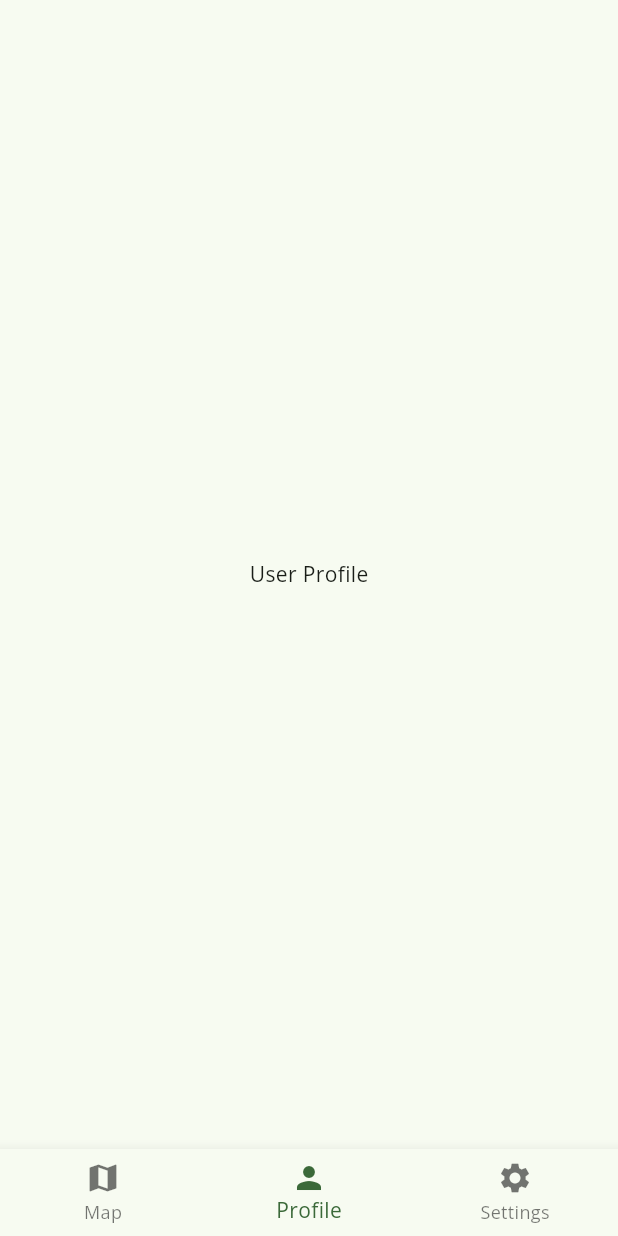
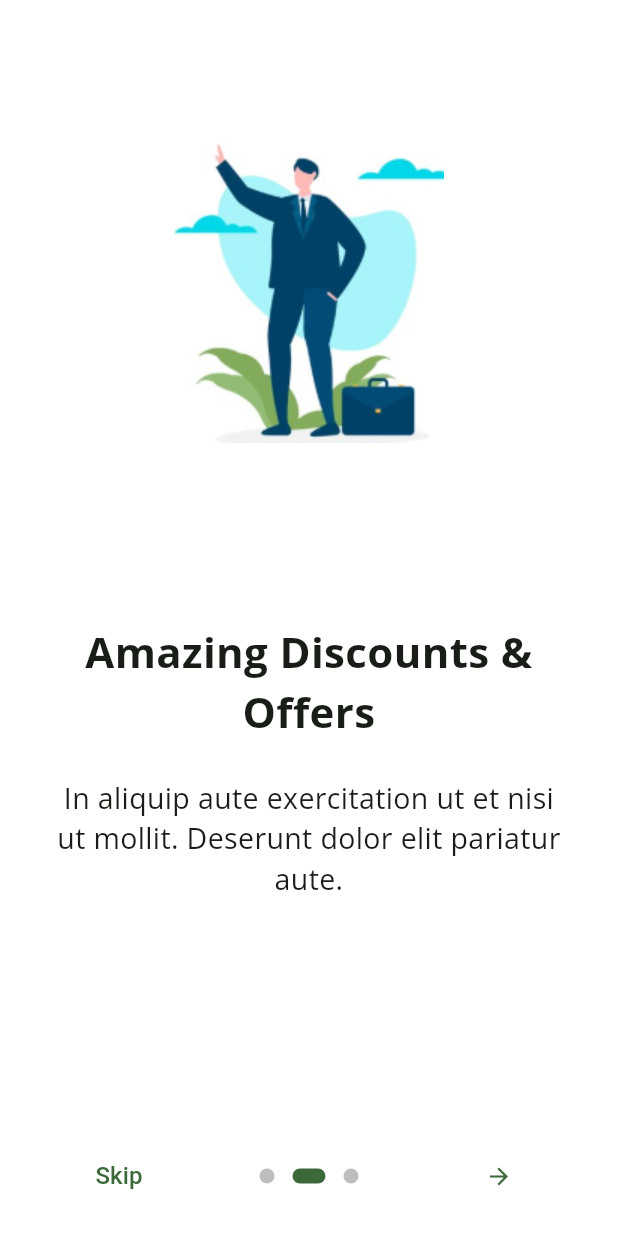
Before and after one commit to Antonio-Naoki/UBIKO_DEMO, a Flutter app: the screen it shows after launch, swiped to page 2, on a phone screen of 412 x 824 dp. Run offline on Flutter 3.47's test engine with Material 3 defaults, Android fonts, the phone set to English and light mode, and no system bars; drawn by our look-alikes of introduction_screen; our stand-ins replace bloc, dartz, equatable, flutter_bloc, flutter_dotenv, flutter_map and 7 more.

Commit message:
onboarding

```diff
--- a/lib/main.dart
+++ b/lib/main.dart
@@ -1,47 +1,50 @@
 import 'package:flutter/material.dart';
 import 'package:flutter_bloc/flutter_bloc.dart';
 import 'package:provider/provider.dart';
+import 'package:shared_preferences/shared_preferences.dart';
 import 'package:myapp/core/config/theme/app_theme.dart';
 import 'package:myapp/main_screen.dart';
+import 'package:myapp/onboarding_screen.dart';
 import './location_bloc.dart';
 import './location_service.dart';
 import 'package:flutter_dotenv/flutter_dotenv.dart';
 
+void main() async {
+  WidgetsFlutterBinding.ensureInitialized();
+  await dotenv.load(fileName: ".env");
 
-void main() async {
-  await dotenv.load(fileName: ".env");
+  final prefs = await SharedPreferences.getInstance();
+  final bool onboardingComplete = prefs.getBool('onboarding_complete') ?? false;
+
   runApp(
-    // The app is wrapped in a MultiProvider to make the ThemeProvider and LocationBloc available to the entire widget tree.
     MultiProvider(
       providers: [
         ChangeNotifierProvider(create: (context) => ThemeProvider()),
         BlocProvider(create: (context) => LocationBloc(LocationService())),
       ],
-      child: const MyApp(),
+      child: MyApp(onboardingComplete: onboardingComplete),
     ),
   );
 }
 
-// The ThemeProvider class manages the theme of the application.
 class ThemeProvider with ChangeNotifier {
   ThemeMode _themeMode = ThemeMode.system;
 
   ThemeMode get themeMode => _themeMode;
 
-  // Toggles the theme between light and dark.
   void toggleTheme() {
     _themeMode = _themeMode == ThemeMode.light ? ThemeMode.dark : ThemeMode.light;
     notifyListeners();
   }
 }
 
-// The MyApp class is the root of the application.
 class MyApp extends StatelessWidget {
-  const MyApp({super.key});
+  final bool onboardingComplete;
+
+  const MyApp({super.key, required this.onboardingComplete});
 
   @override
   Widget build(BuildContext context) {
-    // The Consumer widget listens to the ThemeProvider and rebuilds the MaterialApp when the theme changes.
     return Consumer<ThemeProvider>(
       builder: (context, themeProvider, child) {
         return MaterialApp(
@@ -49,7 +52,7 @@ class MyApp extends StatelessWidget {
           theme: AppTheme.lightTheme,
           darkTheme: AppTheme.darkTheme,
           themeMode: themeProvider.themeMode,
-          home: const MainScreen(),
+          home: onboardingComplete ? const MainScreen() : const OnboardingScreen(),
           debugShowCheckedModeBanner: false,
         );
       },
--- /dev/null
+++ b/lib/onboarding_screen.dart
@@ -0,0 +1,75 @@
+
+import 'package:flutter/material.dart';
+import 'package:introduction_screen/introduction_screen.dart';
+import 'package:shared_preferences/shared_preferences.dart';
+import 'package:myapp/main_screen.dart';
+import 'package:google_fonts/google_fonts.dart';
+
+class OnboardingScreen extends StatefulWidget {
+  const OnboardingScreen({super.key});
+
+  @override
+  State<OnboardingScreen> createState() => _OnboardingScreenState();
+}
+
+class _OnboardingScreenState extends State<OnboardingScreen> {
+  final introKey = GlobalKey<IntroductionScreenState>();
+
+  void _onIntroEnd(context) async {
+    final prefs = await SharedPreferences.getInstance();
+    await prefs.setBool('onboarding_complete', true);
+    Navigator.of(context).pushReplacement(
+      MaterialPageRoute(builder: (_) => const MainScreen()),
+    );
+  }
+
+  @override
+  Widget build(BuildContext context) {
+    const pageDecoration = PageDecoration(
+      titleTextStyle: TextStyle(fontSize: 28.0, fontWeight: FontWeight.w700),
+      bodyTextStyle: TextStyle(fontSize: 19.0),
+      bodyPadding: EdgeInsets.fromLTRB(16.0, 0.0, 16.0, 16.0),
+      pageColor: Colors.white,
+      imagePadding: EdgeInsets.zero,
+    );
+
+    return IntroductionScreen(
+      key: introKey,
+      globalBackgroundColor: Colors.white,
+      pages: [
+        PageViewModel(
+          title: "Browse all the category",
+          body: "In aliquip aute exercitation ut et nisi ut mollit. Deserunt dolor elit pariatur aute.",
+          image: Image.asset('assets/images/onboarding_image.png', width: 350.0),
+          decoration: pageDecoration,
+        ),
+        PageViewModel(
+          title: "Amazing Discounts & Offers",
+          body: "In aliquip aute exercitation ut et nisi ut mollit. Deserunt dolor elit pariatur aute.",
+          image: Image.asset('assets/images/onboarding_image.png', width: 350.0),
+          decoration: pageDecoration,
+        ),
+        PageViewModel(
+          title: "Delivery to your door",
+          body: "In aliquip aute exercitation ut et nisi ut mollit. Deserunt dolor elit pariatur aute.",
+          image: Image.asset('assets/images/onboarding_image.png', width: 350.0),
+          decoration: pageDecoration,
+        ),
+      ],
+      onDone: () => _onIntroEnd(context),
+      onSkip: () => _onIntroEnd(context),
+      showSkipButton: true,
+      skip: const Text('Skip'),
+      next: const Icon(Icons.arrow_forward),
+      done: const Text('Done', style: TextStyle(fontWeight: FontWeight.w600)),
+      dotsDecorator: const DotsDecorator(
+        size: Size(10.0, 10.0),
+        color: Color(0xFFBDBDBD),
+        activeSize: Size(22.0, 10.0),
+        activeShape: RoundedRectangleBorder(
+          borderRadius: BorderRadius.all(Radius.circular(25.0)),
+        ),
+      ),
+    );
+  }
+}
--- a/pubspec.yaml
+++ b/pubspec.yaml
@@ -24,6 +24,8 @@ dependencies:
   provider: ^6.1.2
   google_maps_flutter: ^2.13.1
   flutter_dotenv: ^6.0.0
+  introduction_screen: ^4.0.0
+  shared_preferences: ^2.5.3
 
 dev_dependencies:
   flutter_test:
@@ -34,3 +36,4 @@ flutter:
   uses-material-design: true
   assets:
     - .env
+    - assets/images/
```
Also changed, not shown: assets/images/onboarding_image.png (added), pubspec.lock, 3 other files.
